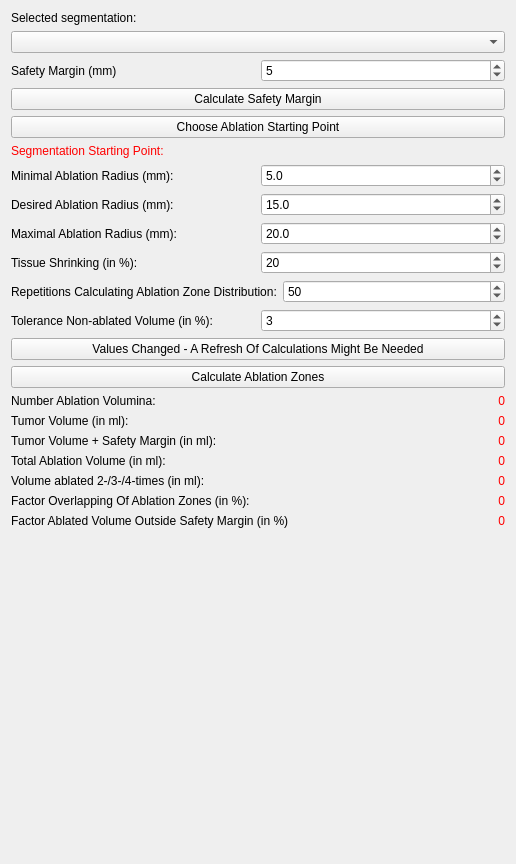
First picture: the form in Plugins/org.mitk.gui.qt.ablationplanning/src/internal/QmitkAblationPlanningViewControls.ui, repository alaansheikhani/MITK, before the edit.
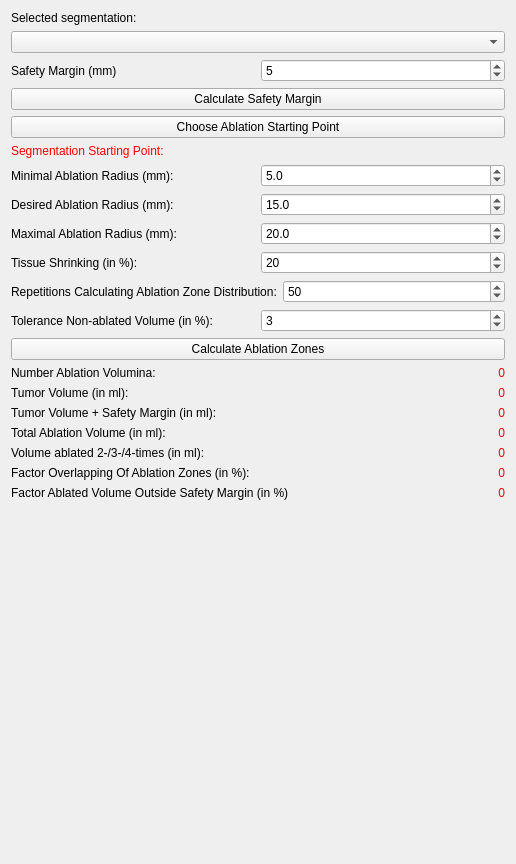
Second picture: the form after the edit. Icons and pictures are not drawn. Custom widgets are drawn as their Qt base class.

Commit message: removed UI features that are not required for straight-forward computation of planning proposals

```diff
--- a/Plugins/org.mitk.gui.qt.ablationplanning/src/internal/QmitkAblationPlanningViewControls.ui
+++ b/Plugins/org.mitk.gui.qt.ablationplanning/src/internal/QmitkAblationPlanningViewControls.ui
@@ -259,17 +259,6 @@
      </item>
     </layout>
    </item>
-   <item>
-    <widget class="QPushButton" name="refreshCalculationsPushButton">
-     <property name="text">
-      <string>Values Changed - A Refresh Of Calculations Might Be Needed</string>
-     </property>
-     <property name="icon">
-      <iconset>
-       <normaloff>:/USUI/restart.png</normaloff>:/USUI/restart.png</iconset>
-     </property>
-    </widget>
-   </item>
    <item>
     <widget class="QPushButton" name="calculateAblationZonesPushButton">
      <property name="text">
```
The commit also changes 2 other files.
